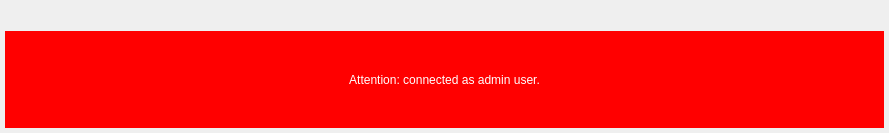
Before: the Qt Designer form nicos_ess/gui/main.ui in ess-dmsc/nicos, drawn with Qt 5.
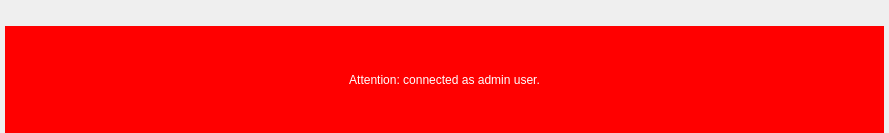
After: the same form once the commit is applied. Icons and pictures are not drawn.

```diff
--- a/nicos_ess/gui/main.ui
+++ b/nicos_ess/gui/main.ui
@@ -19,13 +19,13 @@
      <number>5</number>
     </property>
     <property name="topMargin">
-     <number>5</number>
+     <number>0</number>
     </property>
     <property name="rightMargin">
      <number>5</number>
     </property>
     <property name="bottomMargin">
-     <number>5</number>
+     <number>0</number>
     </property>
     <item>
      <layout class="QHBoxLayout" name="menuLayout" stretch="0,1,0">
@@ -61,6 +61,9 @@
     </item>
     <item>
      <layout class="QVBoxLayout" name="centralLayout">
+      <property name="spacing">
+       <number>5</number>
+      </property>
       <item>
        <widget class="QLabel" name="adminLabel">
         <property name="styleSheet">
```
Left out of the diff: 6 changed lines with no effect on the pictures.
